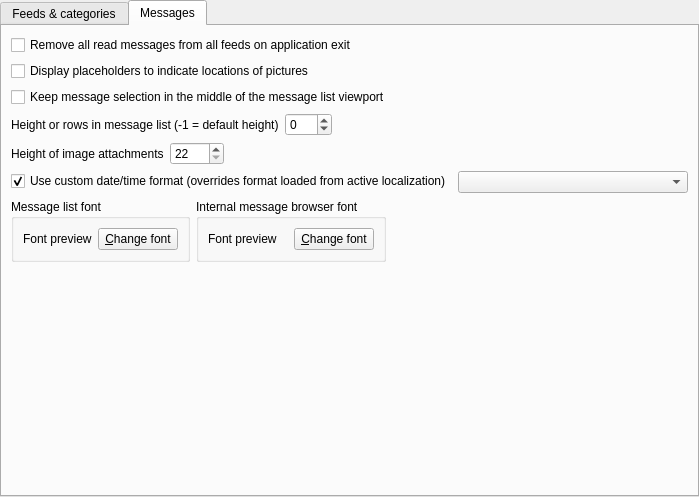
The window that src/librssguard/gui/settings/settingsfeedsmessages.ui (martinrotter/rssguard) describes before a commit, drawn with Qt 5.
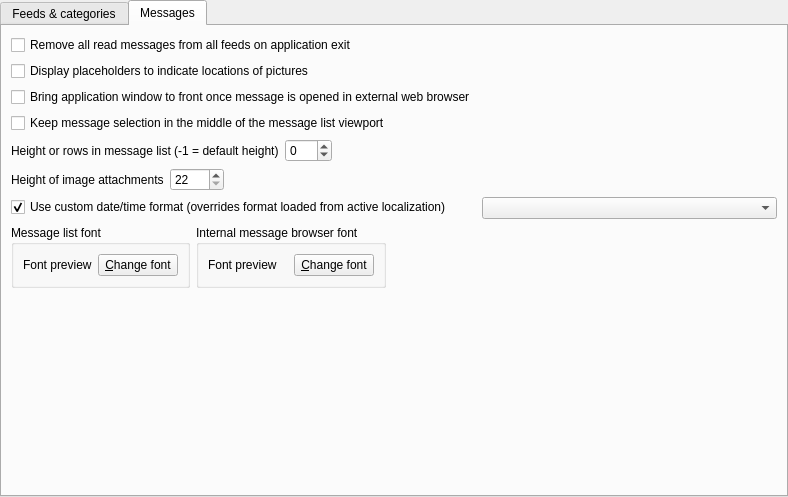
The same window after the commit. The open tabs and pages were chosen to show the change. Custom widgets are drawn as their Qt base class.

```diff
--- a/src/librssguard/gui/settings/settingsfeedsmessages.ui
+++ b/src/librssguard/gui/settings/settingsfeedsmessages.ui
@@ -6,7 +6,7 @@
    <rect>
     <x>0</x>
     <y>0</y>
-    <width>651</width>
+    <width>788</width>
     <height>497</height>
    </rect>
   </property>
@@ -266,14 +266,14 @@
          </property>
         </widget>
        </item>
-       <item row="2" column="0">
+       <item row="3" column="0">
         <widget class="QCheckBox" name="m_checkKeppMessagesInTheMiddle">
          <property name="text">
           <string>Keep message selection in the middle of the message list viewport</string>
          </property>
         </widget>
        </item>
-       <item row="3" column="0">
+       <item row="4" column="0">
         <layout class="QHBoxLayout" name="horizontalLayout_3">
          <item>
           <widget class="QLabel" name="label_2">
@@ -297,7 +297,7 @@
          </item>
         </layout>
        </item>
-       <item row="4" column="0">
+       <item row="5" column="0">
         <layout class="QHBoxLayout" name="horizontalLayout_2">
          <item>
           <widget class="QLabel" name="label">
@@ -321,7 +321,7 @@
          </item>
         </layout>
        </item>
-       <item row="5" column="0">
+       <item row="6" column="0">
         <widget class="QCheckBox" name="m_checkMessagesDateTimeFormat">
          <property name="text">
           <string>Use custom date/time format (overrides format loaded from active localization)</string>
@@ -334,10 +334,10 @@
          </property>
         </widget>
        </item>
-       <item row="5" column="1">
+       <item row="6" column="1">
         <widget class="QComboBox" name="m_cmbMessagesDateTimeFormat"/>
        </item>
-       <item row="6" column="0">
+       <item row="7" column="0">
         <layout class="QHBoxLayout" name="horizontalLayout_4">
          <item>
           <widget class="QGroupBox" name="groupBox_5">
@@ -393,7 +393,7 @@
          </item>
         </layout>
        </item>
-       <item row="7" column="0" colspan="2">
+       <item row="8" column="0" colspan="2">
         <spacer name="verticalSpacer_2">
          <property name="orientation">
           <enum>Qt::Vertical</enum>
@@ -406,6 +406,13 @@
          </property>
         </spacer>
        </item>
+       <item row="2" column="0">
+        <widget class="QCheckBox" name="m_checkBringToForegroundAfterMsgOpened">
+         <property name="text">
+          <string>Bring application window to front once message is opened in external web browser</string>
+         </property>
+        </widget>
+       </item>
       </layout>
      </widget>
     </widget>
```
Left out of the diff: 5 changed lines with no effect on the pictures.
